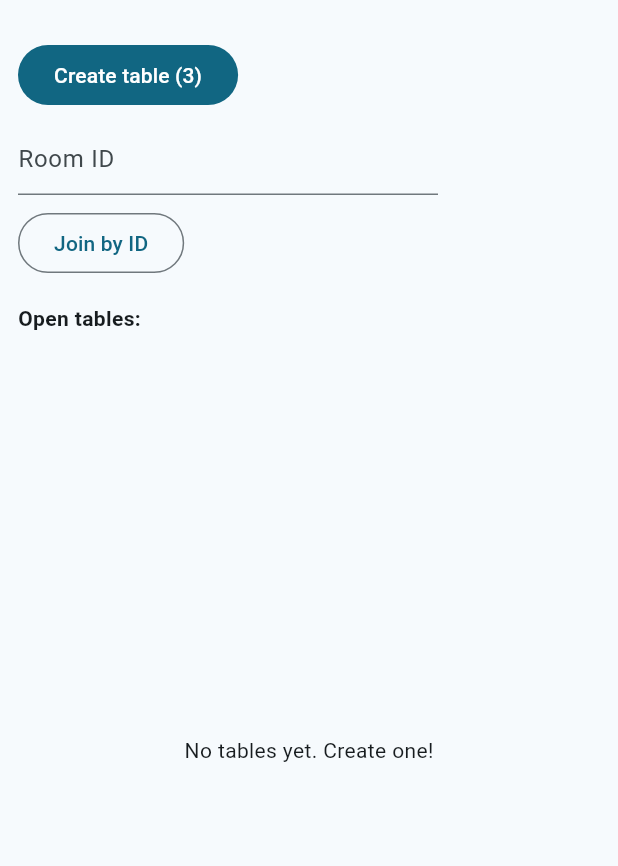
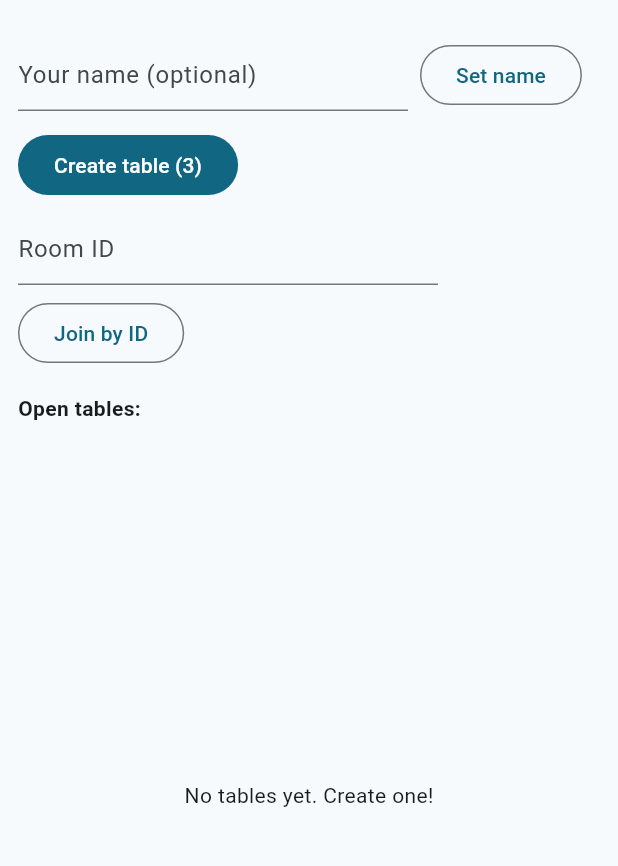
Before and after one commit to youngZwiebelandtheGemuseBeat/reusable_online_card_game_framework, a Flutter app: the screen it shows after launch, after a tap on "Create table (3)", on a phone screen of 412 x 824 dp, the part 63-929 px from its top. Run offline on Flutter 3.47's test engine with Material 3 defaults, Android fonts, the phone set to English and light mode, and no system bars; missing offline and left inert: dart:html; network calls fail.

Commit message:
working - now ask chatGPT5

```diff
--- a/client/lib/main.dart
+++ b/client/lib/main.dart
@@ -14,14 +14,29 @@ class AppRoot extends StatefulWidget {
 
 class _AppRootState extends State<AppRoot> {
   final ws = WsService();
+  final nameCtrl = TextEditingController(text: '');
+
   @override
-  void initState() { super.initState(); ws.connect(); }
+  void initState() {
+    super.initState();
+    ws.connect();
+  }
+
+  @override
+  void dispose() {
+    nameCtrl.dispose();
+    super.dispose();
+  }
+
   @override
   Widget build(BuildContext context) {
     return MaterialApp(
       title: 'Lobby',
       theme: ThemeData(useMaterial3: true, colorSchemeSeed: Colors.blueGrey),
-      home: LobbyPage(ws: ws),
+      home: Scaffold(
+        appBar: AppBar(title: const Text('Lobby')),
+        body: LobbyPage(ws: ws, nameCtrl: nameCtrl),
+      ),
     );
   }
 }
@@ -30,7 +45,8 @@ class _AppRootState extends State<AppRoot> {
 
 class LobbyPage extends StatefulWidget {
   final WsService ws;
-  const LobbyPage({super.key, required this.ws});
+  final TextEditingController nameCtrl;
+  const LobbyPage({super.key, required this.ws, required this.nameCtrl});
   @override
   State<LobbyPage> createState() => _LobbyPageState();
 }
@@ -63,12 +79,19 @@ class _LobbyPageState extends State<LobbyPage> {
   @override
   void dispose() { roomCtrl.dispose(); super.dispose(); }
 
+  void _applyName() {
+    final n = widget.nameCtrl.text.trim();
+    if (n.isNotEmpty) widget.ws.send({"t":"set_name","m":{"name": n}});
+  }
+
   void _create() {
+    _applyName();
     widget.ws.send({"t":"create_table","m":{"game":"mulatschak","seats":3}});
   }
 
   void _joinById(String id) {
     if (id.isEmpty) return;
+    _applyName();
     widget.ws.send({"t":"join_table","m":{"room":id}});
     Navigator.of(context).push(MaterialPageRoute(
       builder: (_) => TablePage(ws: widget.ws, roomId: id),
@@ -77,13 +100,28 @@ class _LobbyPageState extends State<LobbyPage> {
 
   @override
   Widget build(BuildContext context) {
-    return Scaffold(
-      appBar: AppBar(title: const Text('Lobby')),
-      body: Padding(
+    return Padding(
       padding: const EdgeInsets.all(12),
       child: Column(
         crossAxisAlignment: CrossAxisAlignment.start,
         children: [
+          // Name field
+          Row(children: [
+            SizedBox(
+              width: 260,
+              child: TextField(
+                controller: widget.nameCtrl,
+                decoration: const InputDecoration(
+                  labelText: 'Your name (optional)', isDense: true,
+                ),
+                onSubmitted: (_) => _applyName(),
+              ),
+            ),
+            const SizedBox(width: 8),
+            OutlinedButton(onPressed: _applyName, child: const Text('Set name')),
+          ]),
+          const SizedBox(height: 12),
+
           Wrap(spacing: 8, runSpacing: 8, children: [
             FilledButton(onPressed: _create, child: const Text('Create table (3)')),
             SizedBox(
@@ -132,7 +170,6 @@ class _LobbyPageState extends State<LobbyPage> {
           ),
         ],
       ),
-      ),
     );
   }
 }
@@ -150,8 +187,10 @@ class TablePage extends StatefulWidget {
 class _TablePageState extends State<TablePage> {
   int? seat, turn;
   String? trump, lead;
+  bool handOver = false;
   List<dynamic> hand = [];
   List<Map<String, dynamic>> trick = [];
+  List<String> names = [];
 
   final chat = <String>[];
   final chatCtrl = TextEditingController();
@@ -169,23 +208,25 @@ class _TablePageState extends State<TablePage> {
               turn = (m['m']['turn'] as num).toInt();
               trump = m['m']['trump'] as String?;
               lead = m['m']['lead'] as String?;
+              handOver = (m['m']['handOver'] ?? false) as bool;
               hand = List<dynamic>.from(m['m']['you'] as List? ?? const []);
               trick = ((m['m']['trick'] as List?) ?? const [])
                   .map((e) => Map<String, dynamic>.from((e as Map).map((k, v) => MapEntry(k.toString(), v))))
                   .toList();
+              names = ((m['m']['names'] as List?) ?? const []).map((e) => (e ?? '').toString()).toList();
             });
           }
           break;
         case 'chat':
           if ((m['m']['room'] ?? '') == widget.roomId) {
-            final from = (m['m']['from'] ?? 'player').toString();
+            final fromName = (m['m']['from_name'] ?? '').toString();
+            final from = fromName.isNotEmpty ? fromName : (m['m']['from'] ?? 'player').toString();
             final text = (m['m']['text'] ?? '').toString();
             setState(() => chat.add('[$from] $text'));
           }
           break;
       }
     });
-    // In case we deep-linked, try to join this room.
   }
 
   @override
@@ -203,6 +244,10 @@ class _TablePageState extends State<TablePage> {
     Navigator.of(context).pop();
   }
 
+  void _newHand() {
+    widget.ws.send({"t":"new_hand","m":{"room": widget.roomId}});
+  }
+
   @override
   Widget build(BuildContext context) {
     final myTurn = seat != null && turn != null && seat == turn;
@@ -210,6 +255,12 @@ class _TablePageState extends State<TablePage> {
       appBar: AppBar(
         title: Text('Table — ${widget.roomId}'),
         leading: IconButton(icon: const Icon(Icons.arrow_back), onPressed: _leave),
+        actions: [
+          if (handOver) Padding(
+            padding: const EdgeInsets.symmetric(horizontal: 8),
+            child: FilledButton(onPressed: _newHand, child: const Text('New hand')),
+          ),
+        ],
       ),
       body: Padding(
         padding: const EdgeInsets.all(12),
@@ -217,6 +268,9 @@ class _TablePageState extends State<TablePage> {
           crossAxisAlignment: CrossAxisAlignment.start,
           children: [
             Text('Seat: ${seat ?? "-"}  |  Turn: ${turn ?? "-"}  |  Trump: ${trump ?? "-"}  |  Lead: ${lead ?? "-"}'),
+            const SizedBox(height: 4),
+            if (names.isNotEmpty)
+              Text('Players: ${names.asMap().entries.map((e) => "s${e.key}:${e.value.isEmpty ? '—' : e.value}").join("  ")}'),
             const Divider(),
             const Text('On table (current trick):'),
             Wrap(
@@ -236,7 +290,7 @@ class _TablePageState extends State<TablePage> {
                 final suit = c['Suit'] as String? ?? '?';
                 final rank = c['Rank'] as String? ?? '?';
                 return OutlinedButton(
-                  onPressed: myTurn ? () {
+                  onPressed: (myTurn && !handOver) ? () {
                     widget.ws.send({
                       "t":"move","m":{
                         "room": widget.roomId, "seat": seat,
```
Also changed, not shown: 1 other file. Lines whose indentation alone changed are shown as unchanged.
